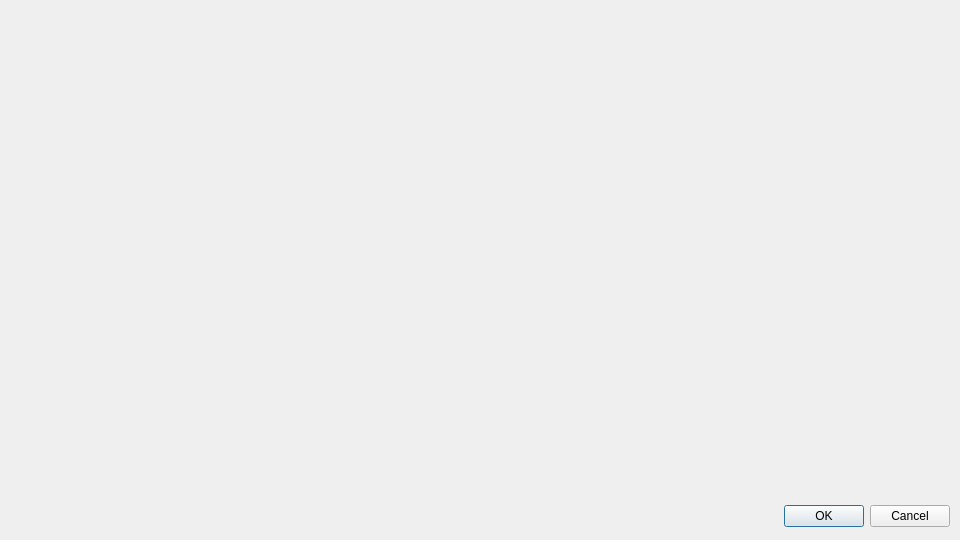
The window that Config_Tool/datasetview.ui (DFO-Ocean-Navigator/Navigator2Go) describes before a commit, drawn with Qt 5.
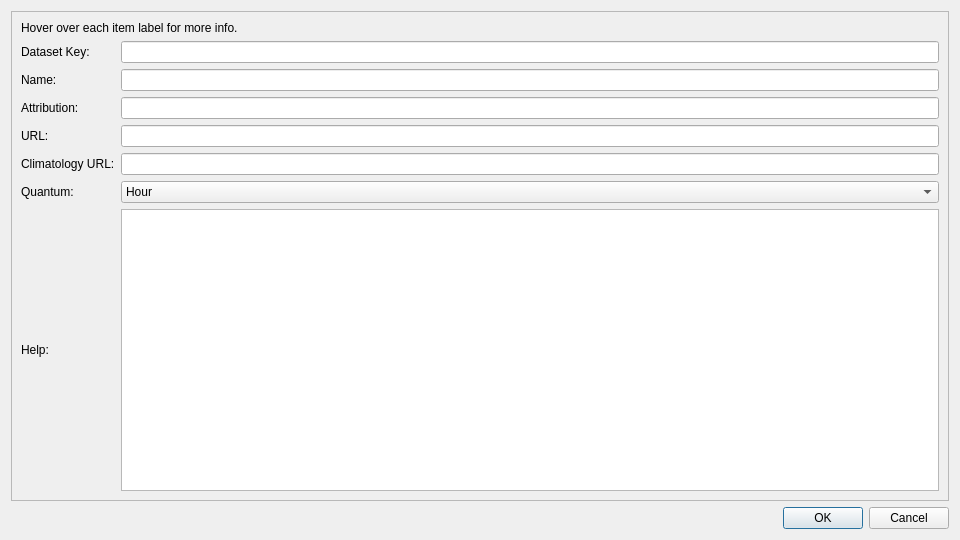
The same window after the commit.

Commit message:
More work on DatasetView dialog form.
* Added label tooltips.
* Added input fields.
* Variables coming soon.

What changed in the file:
```diff
--- a/Config_Tool/datasetview.ui
+++ b/Config_Tool/datasetview.ui
@@ -11,7 +11,7 @@
    </rect>
   </property>
   <property name="sizePolicy">
-   <sizepolicy hsizetype="Fixed" vsizetype="Fixed">
+   <sizepolicy hsizetype="MinimumExpanding" vsizetype="MinimumExpanding">
     <horstretch>0</horstretch>
     <verstretch>0</verstretch>
    </sizepolicy>
@@ -24,8 +24,8 @@
   </property>
   <property name="maximumSize">
    <size>
-    <width>960</width>
-    <height>540</height>
+    <width>3840</width>
+    <height>2160</height>
    </size>
   </property>
   <property name="windowTitle">
@@ -34,22 +34,168 @@
   <property name="modal">
    <bool>true</bool>
   </property>
-  <widget class="QDialogButtonBox" name="buttonBox">
-   <property name="geometry">
-    <rect>
-     <x>750</x>
-     <y>500</y>
-     <width>200</width>
-     <height>32</height>
-    </rect>
-   </property>
-   <property name="orientation">
-    <enum>Qt::Horizontal</enum>
-   </property>
-   <property name="standardButtons">
-    <set>QDialogButtonBox::Cancel|QDialogButtonBox::Ok</set>
-   </property>
-  </widget>
+  <layout class="QVBoxLayout" name="verticalLayout">
+   <item>
+    <layout class="QGridLayout" name="gridLayout">
+     <item row="0" column="0">
+      <widget class="QScrollArea" name="scrollArea">
+       <property name="verticalScrollBarPolicy">
+        <enum>Qt::ScrollBarAsNeeded</enum>
+       </property>
+       <property name="widgetResizable">
+        <bool>true</bool>
+       </property>
+       <property name="alignment">
+        <set>Qt::AlignCenter</set>
+       </property>
+       <widget class="QWidget" name="scrollAreaWidgetContents">
+        <property name="geometry">
+         <rect>
+          <x>0</x>
+          <y>0</y>
+          <width>938</width>
+          <height>487</height>
+         </rect>
+        </property>
+        <layout class="QGridLayout" name="gridLayout_4">
+         <item row="1" column="0">
+          <layout class="QGridLayout" name="gridLayout_3">
+           <item row="0" column="0">
+            <widget class="QLabel" name="label_8">
+             <property name="toolTip">
+              <string>The JSON key for this dataset. Usually it is a simplified version of the Name. E.g. The dataset with Name Giops Daily could have the Key giops_day. No spaces are allowed here.</string>
+             </property>
+             <property name="text">
+              <string>Dataset Key:</string>
+             </property>
+            </widget>
+           </item>
+           <item row="3" column="0">
+            <widget class="QLabel" name="label_3">
+             <property name="toolTip">
+              <string>URL to the aggregated.ncml file for this dataset. This is passed to THREDDS.</string>
+             </property>
+             <property name="text">
+              <string>URL:</string>
+             </property>
+            </widget>
+           </item>
+           <item row="6" column="0">
+            <widget class="QLabel" name="label_6">
+             <property name="toolTip">
+              <string>Detailed information about the dataset goes here. This is presented in the Ocean Navigator.</string>
+             </property>
+             <property name="text">
+              <string>Help:</string>
+             </property>
+            </widget>
+           </item>
+           <item row="1" column="0">
+            <widget class="QLabel" name="label">
+             <property name="toolTip">
+              <string>&quot;Nicely&quot; formatted name of the dataset. This is presented on the Ocean Navigator webpage.</string>
+             </property>
+             <property name="text">
+              <string>Name:</string>
+             </property>
+            </widget>
+           </item>
+           <item row="2" column="0">
+            <widget class="QLabel" name="label_2">
+             <property name="toolTip">
+              <string>Dataset attribution. Presented in bottom right corner of the map and in all plot figures in the Ocean Navigator.</string>
+             </property>
+             <property name="text">
+              <string>Attribution:</string>
+             </property>
+            </widget>
+           </item>
+           <item row="4" column="0">
+            <widget class="QLabel" name="label_4">
+             <property name="toolTip">
+              <string>URL to the climatology aggregated.ncml file. This is passed to THREDDS.</string>
+             </property>
+             <property name="text">
+              <string>Climatology URL:</string>
+             </property>
+            </widget>
+           </item>
+           <item row="5" column="0">
+            <widget class="QLabel" name="label_5">
+             <property name="toolTip">
+              <string>Time scale of the data inside this dataset. Days, hours, monthly.</string>
+             </property>
+             <property name="text">
+              <string>Quantum:</string>
+             </property>
+            </widget>
+           </item>
+           <item row="0" column="1">
+            <widget class="QLineEdit" name="lineEditKey"/>
+           </item>
+           <item row="1" column="1">
+            <widget class="QLineEdit" name="lineEditName"/>
+           </item>
+           <item row="2" column="1">
+            <widget class="QLineEdit" name="lineEditAttribution"/>
+           </item>
+           <item row="6" column="1">
+            <widget class="QTextEdit" name="textEditHelp"/>
+           </item>
+           <item row="5" column="1">
+            <widget class="QComboBox" name="comboBoxQuantum">
+             <property name="maxVisibleItems">
+              <number>5</number>
+             </property>
+             <item>
+              <property name="text">
+               <string>Hour</string>
+              </property>
+             </item>
+             <item>
+              <property name="text">
+               <string>Day</string>
+              </property>
+             </item>
+             <item>
+              <property name="text">
+               <string>Month</string>
+              </property>
+             </item>
+            </widget>
+           </item>
+           <item row="4" column="1">
+            <widget class="QLineEdit" name="lineEditClima"/>
+           </item>
+           <item row="3" column="1">
+            <widget class="QLineEdit" name="lineEditURL"/>
+           </item>
+          </layout>
+         </item>
+         <item row="0" column="0">
+          <widget class="QLabel" name="label_7">
+           <property name="text">
+            <string>Hover over each item label for more info.</string>
+           </property>
+          </widget>
+         </item>
+        </layout>
+       </widget>
+      </widget>
+     </item>
+    </layout>
+   </item>
+   <item>
+    <widget class="QDialogButtonBox" name="buttonBox">
+     <property name="orientation">
+      <enum>Qt::Horizontal</enum>
+     </property>
+     <property name="standardButtons">
+      <set>QDialogButtonBox::Cancel|QDialogButtonBox::Ok</set>
+     </property>
+    </widget>
+   </item>
+  </layout>
  </widget>
  <resources/>
  <connections>
```
The commit also changes 3 other files.
